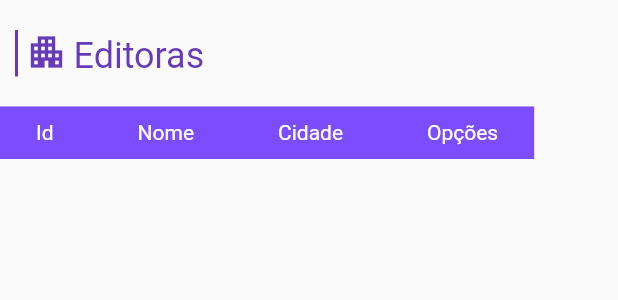
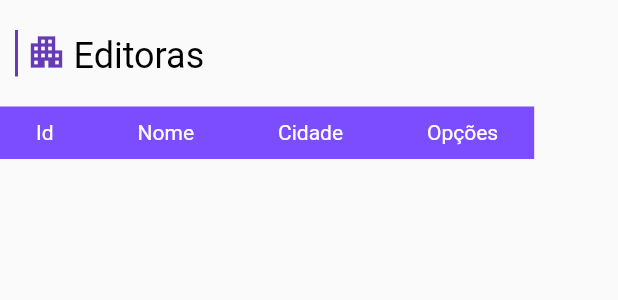
Before and after one commit to santoscdavid/library-flutter-front, a Flutter app: the ListPublishers widget shown alone on an empty page, opened directly with empty values, on a phone screen of 412 x 824 dp. Shown: the top 300 px of the screen. Run offline on Flutter 3.47's test engine with Material 2 defaults, Android fonts, the phone set to English and light mode, and no system bars; our stand-ins replace flutter_mobx, flutter_modular, mobx; generated files the repository leaves out were written again; network calls fail.

Commit message:
updated publisher list

```diff
--- a/lib/views/Publishers/components/list_publishers.dart
+++ b/lib/views/Publishers/components/list_publishers.dart
@@ -1,5 +1,7 @@
 import 'package:flutter/material.dart';
+import 'package:flutter_mobx/flutter_mobx.dart';
 import 'package:flutter_modular/flutter_modular.dart';
+import 'package:library_flutter/controllers/ThemeController/theme_controller.dart';
 import 'package:library_flutter/models/Publisher/publisher.dart';
 import 'package:library_flutter/store/PublisherStore/publisher_store.dart';
 
@@ -9,6 +11,7 @@ class ListPublishers extends StatelessWidget {
   final List<Publisher> listPubs;
 
   final store = Modular.get<PublisherStore>();
+  final storeTheme = Modular.get<ThemeController>();
 
   @override
   Widget build(BuildContext context) {
@@ -20,22 +23,23 @@ class ListPublishers extends StatelessWidget {
           decoration: const BoxDecoration(
               border:
                   Border(left: BorderSide(color: Colors.deepPurple, width: 2))),
-          child: RichText(
-            text: const TextSpan(
+          child: Observer(builder: (_) {
+            return RichText(
+              text: TextSpan(
                 children: [
-                WidgetSpan(
+                  const WidgetSpan(
                     child: Padding(
                       padding: EdgeInsets.only(left: 5),
                     ),
                   ),
-                WidgetSpan(
+                  const WidgetSpan(
                     child: Icon(
                       Icons.apartment,
                       size: 28,
                       color: Colors.deepPurple,
                     ),
                   ),
-                WidgetSpan(
+                  const WidgetSpan(
                     child: Padding(
                       padding: EdgeInsets.symmetric(horizontal: 2, vertical: 0),
                     ),
@@ -44,12 +48,14 @@ class ListPublishers extends StatelessWidget {
                     text: "Editoras",
                     style: TextStyle(
                       fontSize: 24,
-                    color: Colors.deepPurple,
+                      color:
+                          storeTheme.isDarkMode ? Colors.white : Colors.black,
                     ),
                   ),
                 ],
               ),
-          ),
+            );
+          }),
         ),
         const Padding(padding: EdgeInsets.all(5)),
         FittedBox(
```
Lines whose indentation alone changed are shown as unchanged.
